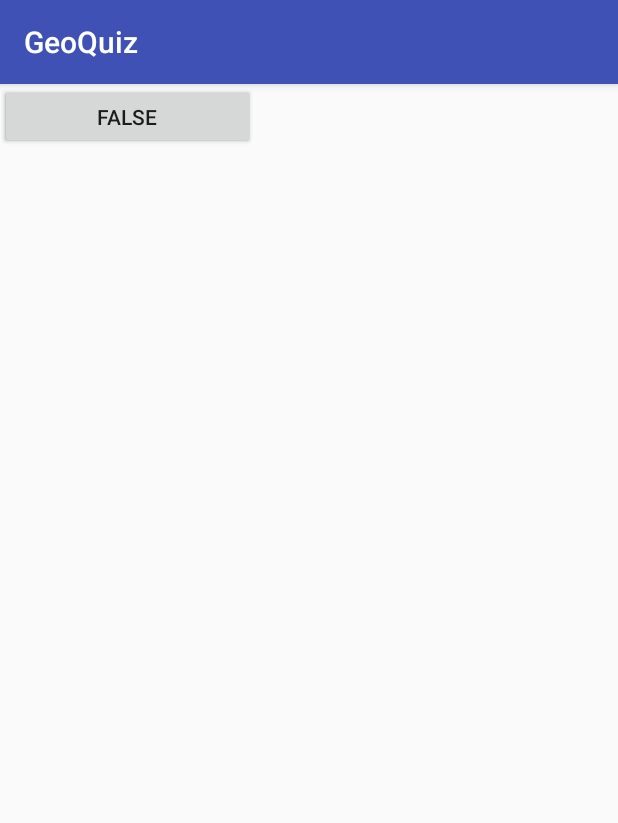
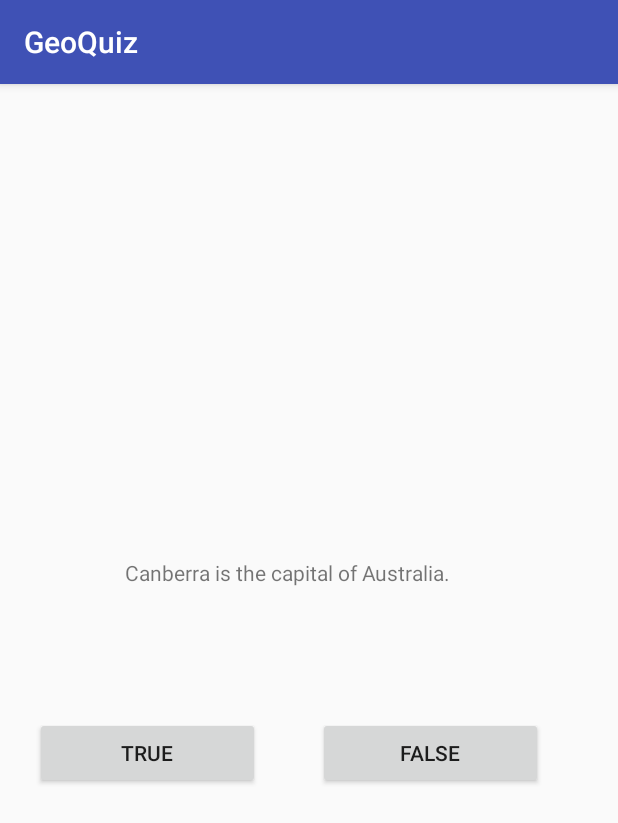
Before and after one commit to chiamtw95/-uni-Android-Labs, an Android app: the screen it shows after launch (QuizActivity), after a tap on "TRUE", on a phone screen of 412 x 824 dp. Shown: the top 823 px of the screen. Run offline under Robolectric (Android 15) with nearby library versions, the phone set to English and light mode, and no system bars.

Commit message:
Modified button placements, toast position to top of the app

```diff
--- a/GeoQuiz/app/src/main/java/com/bignerdranch/android/geoquiz/QuizActivity.java
+++ b/GeoQuiz/app/src/main/java/com/bignerdranch/android/geoquiz/QuizActivity.java
@@ -2,6 +2,7 @@ package com.bignerdranch.android.geoquiz;
 
 import android.support.v7.app.AppCompatActivity;
 import android.os.Bundle;
+import android.view.Gravity;
 import android.widget.Toast;
 import android.widget.Button;
 import android.view.View;
@@ -21,17 +22,21 @@ public class QuizActivity extends AppCompatActivity {
         mTrueButton.setOnClickListener(new View.OnClickListener() {
             @Override
             public void onClick (View v) {
-                Toast.makeText(QuizActivity.this,
+                Toast toast = Toast.makeText(QuizActivity.this,
                                 R.string.correct_toast,
-                                Toast.LENGTH_SHORT).show();
+                                Toast.LENGTH_SHORT);
+                toast.setGravity(Gravity.TOP, 0,0);
+                toast.show();
             }
         });
         mFalseButton.setOnClickListener(new View.OnClickListener() {
             @Override
             public void onClick (View v) {
-                Toast.makeText(QuizActivity.this,
+                Toast toast = Toast.makeText(QuizActivity.this,
                         R.string.incorrect_toast,
-                        Toast.LENGTH_SHORT).show();
+                        Toast.LENGTH_SHORT);
+                toast.setGravity(Gravity.TOP, 0,0);
+                toast.show();
             }
         });
     }
--- a/GeoQuiz/app/src/main/res/layout/activity_quiz.xml
+++ b/GeoQuiz/app/src/main/res/layout/activity_quiz.xml
@@ -6,19 +6,43 @@
     android:layout_height="match_parent"
     tools:context=".QuizActivity">
 
-    <Button
-        android:id="@+id/true_button"
-        android:layout_width="170dp"
-        android:layout_height="43dp"
-        android:text="@string/true_button"
-        tools:layout_editor_absoluteX="16dp"
-        tools:layout_editor_absoluteY="324dp" />
+    <RelativeLayout
+        android:layout_width="368dp"
+        android:layout_height="551dp"
+        android:layout_marginStart="8dp"
+        android:orientation="horizontal"
+        app:layout_constraintBottom_toBottomOf="parent"
+        app:layout_constraintEnd_toEndOf="parent"
+        app:layout_constraintHorizontal_bias="0.0"
+        app:layout_constraintStart_toStartOf="parent"
+        app:layout_constraintTop_toTopOf="parent">
 
-    <Button
-        android:id="@+id/false_button"
-        android:layout_width="170dp"
-        android:layout_height="43dp"
-        android:text="@string/false_button"
-        tools:layout_editor_absoluteX="198dp"
-        tools:layout_editor_absoluteY="324dp" />
+        <Button
+            android:id="@+id/true_button"
+            android:layout_width="150dp"
+            android:layout_height="wrap_content"
+            android:layout_alignParentBottom="true"
+            android:layout_alignParentStart="true"
+            android:layout_marginBottom="190dp"
+            android:layout_marginStart="15dp"
+            android:text="@string/true_button" />
+
+        <Button
+            android:id="@+id/false_button"
+            android:layout_width="150dp"
+            android:layout_height="wrap_content"
+            android:layout_alignParentEnd="true"
+            android:layout_alignTop="@+id/true_button"
+            android:layout_marginEnd="14dp"
+            android:text="@string/false_button" />
+
+        <TextView
+            android:id="@+id/textView"
+            android:layout_width="wrap_content"
+            android:layout_height="wrap_content"
+            android:layout_alignParentTop="true"
+            android:layout_centerHorizontal="true"
+            android:layout_marginTop="207dp"
+            android:text="@string/question_text" />
+    </RelativeLayout>
 </android.support.constraint.ConstraintLayout>
--- a/GeoQuiz/app/src/main/res/values/styles.xml
+++ b/GeoQuiz/app/src/main/res/values/styles.xml
@@ -1,7 +1,7 @@
 <resources>
 
     <!-- Base application theme. -->
-    <style name="AppTheme" parent="Theme.AppCompat.Light.DarkActionBar">
+    <style name="AppTheme" parent="Base.Theme.AppCompat.Light.DarkActionBar">
         <!-- Customize your theme here. -->
         <item name="colorPrimary">@color/colorPrimary</item>
         <item name="colorPrimaryDark">@color/colorPrimaryDark</item>
```
